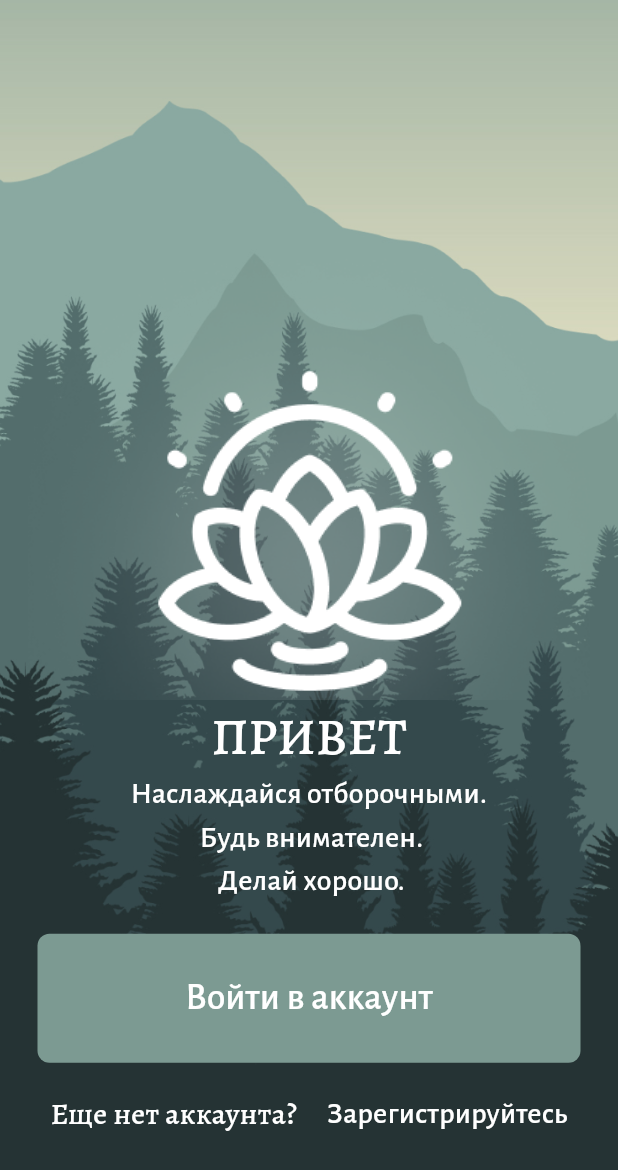
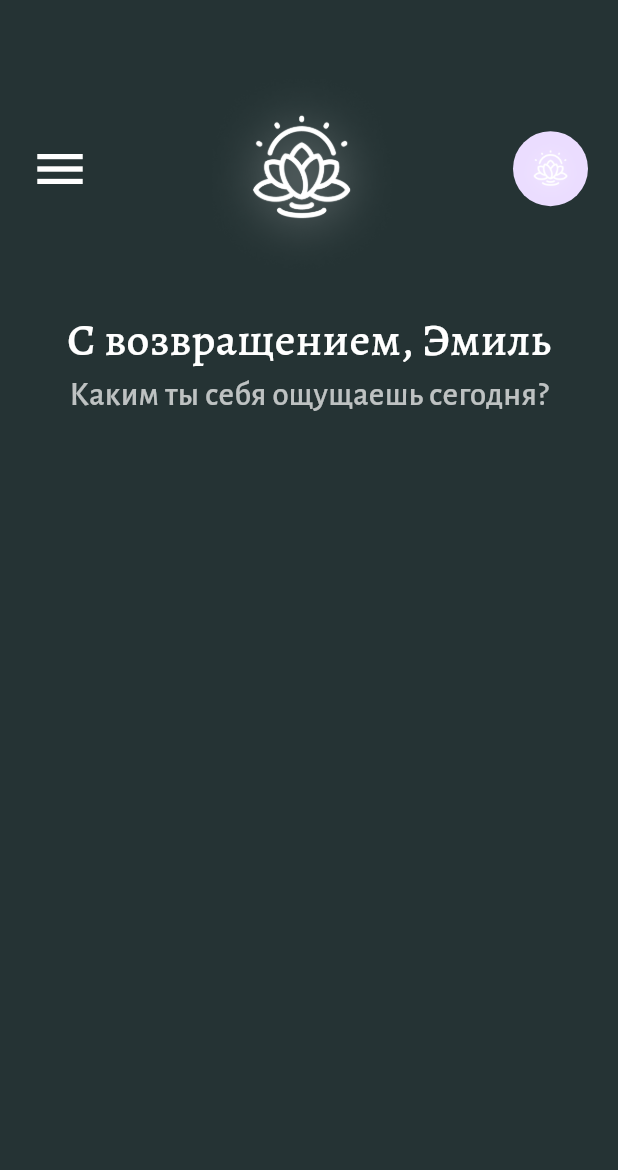
Before and after one commit to EventGamer67/Flutter-Learning, a Flutter app: the screen it shows after launch, on a phone screen of 412 x 824 dp. Shown: the top 1170 px of the screen. Run offline on Flutter 3.47's test engine with Material 2 defaults, Android fonts, the phone set to English and light mode, and no system bars; our stand-ins replace dio, equatable, firebase_core, flutter_bloc, flutter_svg, get_it and 1 more; missing offline and left inert: tcp_socket_connection; accounts and stored records are empty.

Commit message:
mainWindow

```diff
--- /dev/null
+++ b/flutter_calculator/lib/Screens/mainWindow.dart
@@ -0,0 +1,59 @@
+import 'package:flutter/material.dart';
+
+class MainWindow extends StatefulWidget {
+  const MainWindow({super.key});
+
+  @override
+  State<MainWindow> createState() => _MainWindowState();
+}
+
+class _MainWindowState extends State<MainWindow> {
+  @override
+  Widget build(BuildContext context) {
+    return Scaffold(
+      backgroundColor: Color.fromRGBO(37, 51, 52, 1),
+      body: SafeArea(
+        child: Container(
+          padding: const EdgeInsets.all(20),
+          child: Column(
+            mainAxisAlignment: MainAxisAlignment.start,
+            children: [
+              const SizedBox(height: 20,),
+              const Row(
+                mainAxisAlignment: MainAxisAlignment.spaceBetween,
+                children: [
+                  Icon(Icons.menu,color:Colors.white, size: 40,),
+                  Image(
+                    image: AssetImage('assets/img/Logo.png'),
+                    width: 120,
+                  ),
+                  CircleAvatar(radius: 25,child: Image(image:AssetImage('assets/img/Logo.png') ,),)
+                ],
+              ),
+              const SizedBox(height: 20,),
+              const Text(
+                'С возвращением, Эмиль',
+                style: TextStyle(
+                  color: Colors.white,
+                  fontSize: 30,
+                  fontFamily: 'Alegreya',
+                  fontWeight: FontWeight.w500
+                  ),
+              ),
+              const Text(
+                'Каким ты себя ощущаешь сегодня?',
+                style: TextStyle(
+                  color: Color.fromRGBO(255, 255, 255, 0.7),
+                  fontSize: 22,
+                  fontFamily: 'AlegreyaSans'
+                  ),
+              ),
+              const SizedBox(height: 10,),
+              //ListView.builder(itemBuilder: itemBuilder)
+            ],
+          ),
+        )
+        )
+    );
+  }
+}
--- a/flutter_calculator/lib/Screens/onboard.dart
+++ b/flutter_calculator/lib/Screens/onboard.dart
@@ -1,5 +1,6 @@
 
 import 'package:flutter/material.dart';
+import 'package:flutter_calculator/Screens/registration.dart';
 import 'package:flutter_calculator/repo/widgets/elevetedBtn.dart';
 
 class OnBoardWindow extends StatelessWidget {
@@ -55,9 +56,10 @@ class OnBoardWindow extends StatelessWidget {
                    textAlign: TextAlign.center,
                    ),
                 const SizedBox(height: 20,),
-                elevatedBtn(onTap: (){
-                  //nav
-                }, tittle: 'Войти в аккаунт',),
+                elevatedBtn(
+                  onTap: (){ Navigator.push(context, MaterialPageRoute(builder: (context) => const RegistrationWindow())); },
+                  tittle: 'Войти в аккаунт',
+                ),
                 const SizedBox(height: 20,),
                 const Row(
                   mainAxisAlignment: MainAxisAlignment.center,
--- a/flutter_calculator/lib/Screens/registration.dart
+++ b/flutter_calculator/lib/Screens/registration.dart
@@ -59,16 +59,19 @@ class _RegistrationWindowState extends State<RegistrationWindow> {
                                   )
                                 ),
                                 style: TextStyle(
-                                  color: Colors.white
+                                  color: Colors.white,
+                                  fontSize: 16
                                 ),
                               ),
                               SizedBox(height: 30,),
                               TextField(
+                                obscureText: true,
                                 decoration: InputDecoration(
                                   contentPadding: EdgeInsetsDirectional.only(start: 10),
                                   hintText: " Пароль",
                                   hintStyle: TextStyle(
-                                    color: Color.fromRGBO(190, 194, 194, 1)
+                                    color: Color.fromRGBO(190, 194, 194, 1),
+                                    fontSize: 16
                                   )
                                 ),
                                 style: TextStyle(
--- a/flutter_calculator/lib/main.dart
+++ b/flutter_calculator/lib/main.dart
@@ -1,5 +1,6 @@
 
 import 'package:flutter/material.dart';
+import 'package:flutter_calculator/Screens/mainWindow.dart';
 import 'package:flutter_calculator/Screens/onboard.dart';
 import 'package:flutter_calculator/Screens/registration.dart';
 
@@ -18,7 +19,8 @@ class MyApp extends StatelessWidget {
         colorScheme: ColorScheme.fromSeed(seedColor: Colors.deepPurple),
         useMaterial3: true,
       ),
-      home: const OnBoardWindow(),
+      //home: const OnBoardWindow(),
+      home: const MainWindow(),
       //home: const RegistrationWindow(),
     );
   }
--- a/flutter_calculator/lib/repo/widgets/elevetedBtn.dart
+++ b/flutter_calculator/lib/repo/widgets/elevetedBtn.dart
@@ -9,7 +9,9 @@ class elevatedBtn extends StatelessWidget {
 
   @override
   Widget build(BuildContext context) {
-    return Container(
+    return GestureDetector(
+      onTap: onTap,
+      child: Container(
       padding: const EdgeInsets.all(25),
       margin: const EdgeInsets.symmetric(horizontal: 25),
       decoration: BoxDecoration(
@@ -28,6 +30,7 @@ class elevatedBtn extends StatelessWidget {
           ),
         ),
       )
-    );
+    ))
+    ;
   }
 }
```
